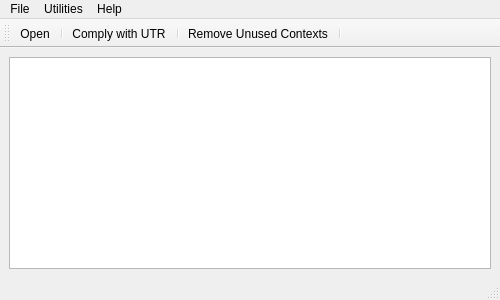
Above: ui_thinX.ui from AustinMatherne/thinX before the change. Below: the same form after it.
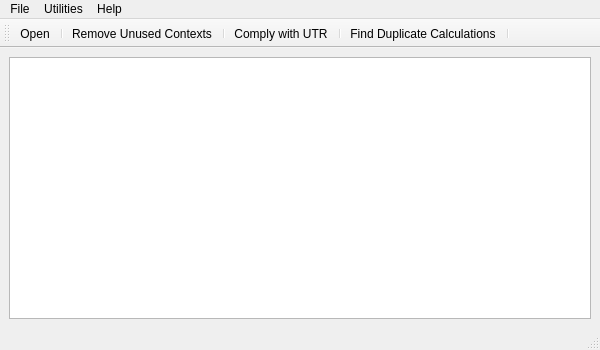
That is the form after the change. Icons and pictures are not drawn.

Patch:
```diff
--- a/ui_thinX.ui
+++ b/ui_thinX.ui
@@ -6,14 +6,14 @@
    <rect>
     <x>0</x>
     <y>0</y>
-    <width>500</width>
-    <height>300</height>
+    <width>600</width>
+    <height>350</height>
    </rect>
   </property>
   <property name="minimumSize">
    <size>
-    <width>500</width>
-    <height>300</height>
+    <width>600</width>
+    <height>350</height>
    </size>
   </property>
   <property name="windowTitle">
@@ -45,7 +45,7 @@
     <rect>
      <x>0</x>
      <y>0</y>
-     <width>500</width>
+     <width>600</width>
      <height>22</height>
     </rect>
    </property>
@@ -87,10 +87,12 @@
    </attribute>
    <addaction name="actionOpen"/>
    <addaction name="separator"/>
-   <addaction name="actionUnits"/>
-   <addaction name="separator"/>
    <addaction name="actionContexts"/>
    <addaction name="separator"/>
+   <addaction name="actionUnits"/>
+   <addaction name="separator"/>
+   <addaction name="actionCalculations"/>
+   <addaction name="separator"/>
   </widget>
   <action name="actionOpen">
    <property name="icon">
@@ -140,6 +142,24 @@
     <string>About</string>
    </property>
   </action>
+  <action name="actionCalculations">
+   <property name="icon">
+    <iconset resource="icons.qrc">
+     <normaloff>:/Glyphicons/icons/glyphicons_041_charts.png</normaloff>:/Glyphicons/icons/glyphicons_041_charts.png</iconset>
+   </property>
+   <property name="text">
+    <string>Find Duplicate Calculations</string>
+   </property>
+  </action>
+  <action name="actionUpdate">
+   <property name="icon">
+    <iconset resource="icons.qrc">
+     <normaloff>:/Glyphicons/icons/glyphicons_057_history.png</normaloff>:/Glyphicons/icons/glyphicons_057_history.png</iconset>
+   </property>
+   <property name="text">
+    <string>Check for Updates</string>
+   </property>
+  </action>
  </widget>
  <resources>
   <include location="icons.qrc"/>
```
Left out of the diff: 4 changed lines with no effect on the pictures.
